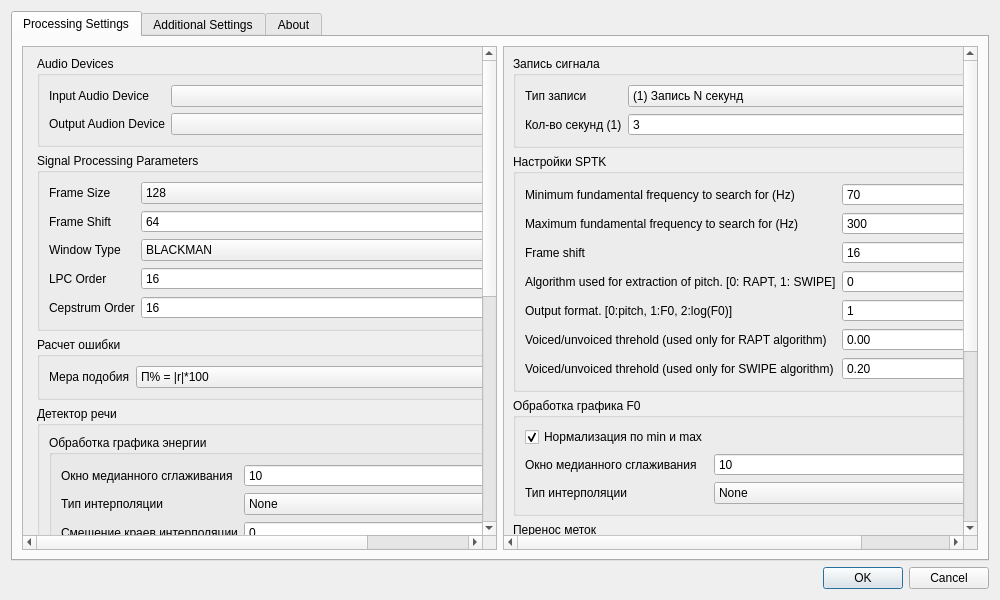
The window that settingsdialog.ui (zhitko/inton-trainer) describes before a commit, drawn with Qt 5.
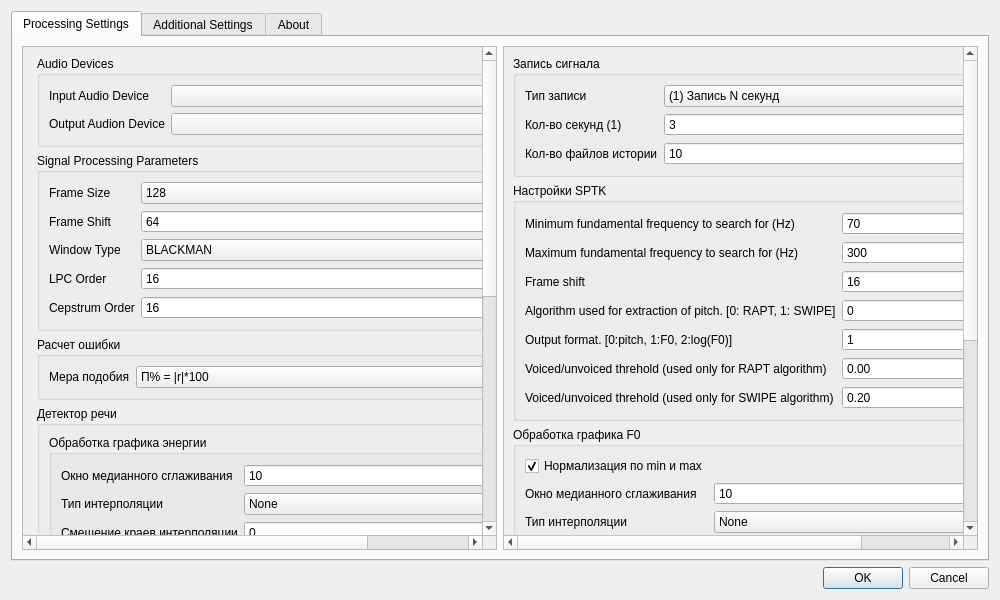
The same window after the commit. Icons and pictures are not drawn.

Diff of the .ui file:
```diff
--- a/settingsdialog.ui
+++ b/settingsdialog.ui
@@ -619,7 +619,7 @@
             <x>0</x>
             <y>0</y>
             <width>505</width>
-            <height>689</height>
+            <height>715</height>
            </rect>
           </property>
           <layout class="QHBoxLayout" name="horizontalLayout_3">
@@ -679,6 +679,23 @@
                   </property>
                  </widget>
                 </item>
+                <item row="2" column="0">
+                 <widget class="QLabel" name="label_16">
+                  <property name="text">
+                   <string>Кол-во файлов истории</string>
+                  </property>
+                 </widget>
+                </item>
+                <item row="2" column="1">
+                 <widget class="QSpinBox" name="recordingMaxFiles">
+                  <property name="minimum">
+                   <number>1</number>
+                  </property>
+                  <property name="value">
+                   <number>10</number>
+                  </property>
+                 </widget>
+                </item>
                </layout>
               </widget>
              </item>
```
